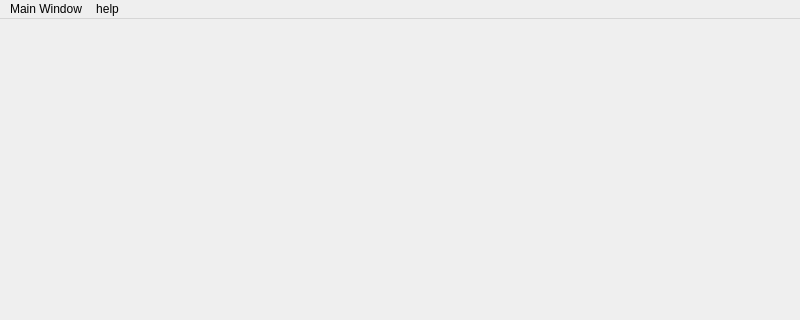
Before: the Qt Designer form mainwindow.ui in kadeska/my_application, drawn with Qt 5; both pictures show x 0 to 800 and y 0 to 320 of the 800 by 600 pixel window.
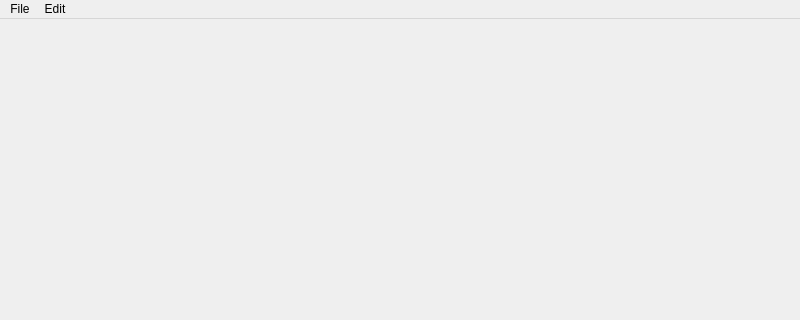
After: the same form once the commit is applied.

Commit message:
added settings window
Add a settings window to be used to configure the application.

Diff of the .ui file:
```diff
--- a/mainwindow.ui
+++ b/mainwindow.ui
@@ -20,12 +20,12 @@
      <x>0</x>
      <y>0</y>
      <width>800</width>
-     <height>21</height>
+     <height>20</height>
     </rect>
    </property>
-   <widget class="QMenu" name="menuMain_Window">
+   <widget class="QMenu" name="menuFile">
     <property name="title">
-     <string>Main Window</string>
+     <string>File</string>
     </property>
     <widget class="QMenu" name="menuitem_3">
      <property name="title">
@@ -54,14 +54,14 @@
     <addaction name="separator"/>
     <addaction name="menuitem_3"/>
    </widget>
-   <widget class="QMenu" name="menuinfo">
+   <widget class="QMenu" name="menuEdit">
     <property name="title">
-     <string>help</string>
+     <string>Edit</string>
     </property>
     <addaction name="actioninfo"/>
    </widget>
-   <addaction name="menuMain_Window"/>
-   <addaction name="menuinfo"/>
+   <addaction name="menuFile"/>
+   <addaction name="menuEdit"/>
   </widget>
   <widget class="QStatusBar" name="statusbar"/>
   <action name="actioninfo">
```
Left out of the diff: 76 changed lines with no effect on the pictures. The commit also changes 7 other files.
